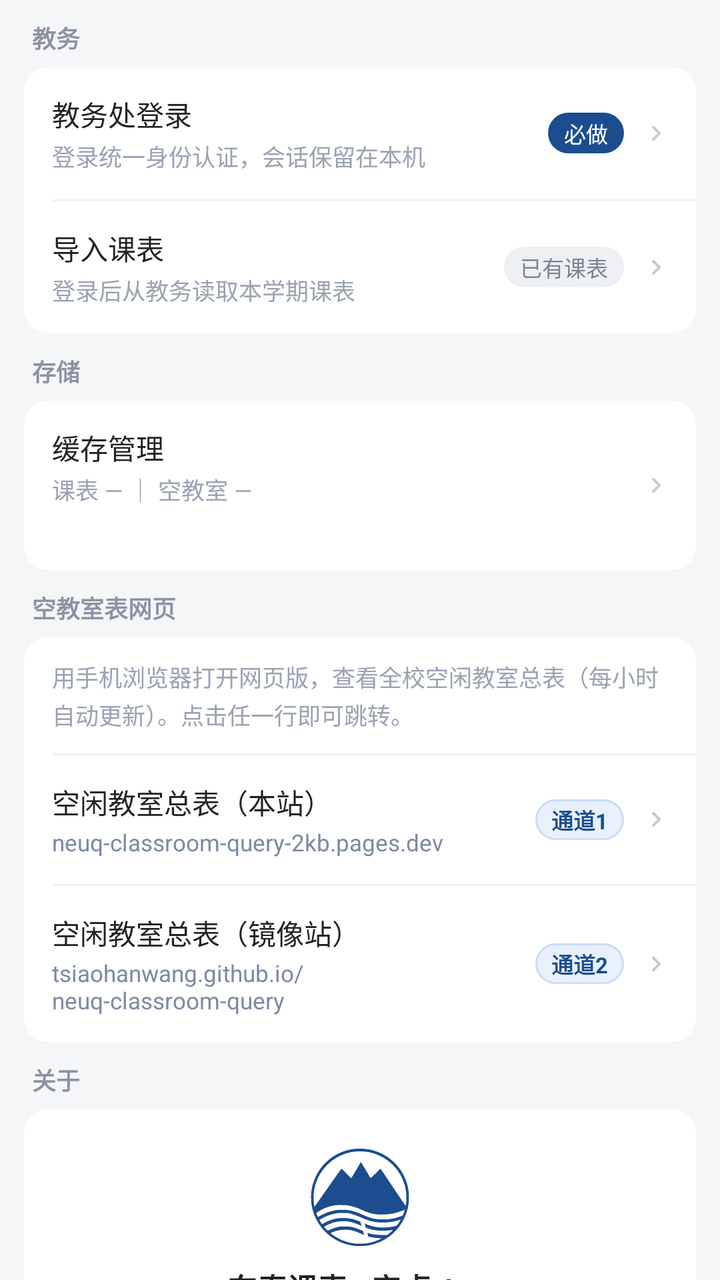
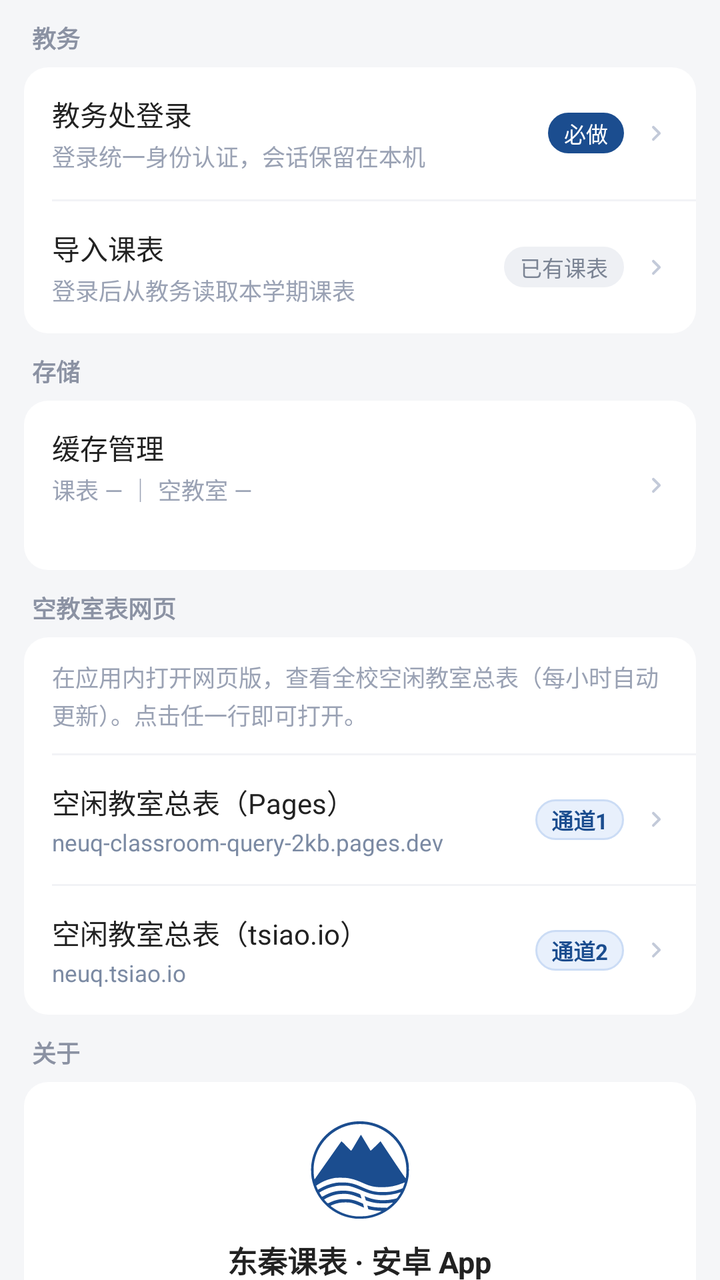

The first picture is an Android layout as it rendered before a commit; the second is the same layout after the commit. The layout source and the unified diff follow.
<!-- AndroidManifest.xml: application theme AppTheme -->
<!-- res/layout/page_more.xml -->
<?xml version="1.0" encoding="utf-8"?>
<ScrollView xmlns:android="http://schemas.android.com/apk/res/android"
    android:id="@+id/moreScroll"
    android:layout_width="match_parent"
    android:layout_height="match_parent"
    android:background="#f5f6f8"
    android:scrollbars="none">

    <LinearLayout
        android:layout_width="match_parent"
        android:layout_height="wrap_content"
        android:orientation="vertical"
        android:paddingStart="12dp"
        android:paddingEnd="12dp"
        android:paddingTop="10dp"
        android:paddingBottom="22dp">

        
        <TextView
            android:layout_width="wrap_content"
            android:layout_height="wrap_content"
            android:layout_marginStart="4dp"
            android:layout_marginBottom="6dp"
            android:text="教务"
            android:textSize="12sp"
            android:textColor="#8b92a3"
            android:textStyle="bold" />

        <LinearLayout
            android:layout_width="match_parent"
            android:layout_height="wrap_content"
            android:orientation="vertical"
            android:background="@drawable/card_bg"
            android:layout_marginBottom="10dp">

            <LinearLayout
                android:id="@+id/rowLogin"
                style="@style/MoreRow">

                <LinearLayout
                    android:layout_width="0dp"
                    android:layout_height="wrap_content"
                    android:layout_weight="1"
                    android:orientation="vertical">

                    <TextView
                        style="@style/MoreRowTitle"
                        android:text="教务处登录" />

                    <TextView
                        style="@style/MoreRowSub"
                        android:text="登录统一身份认证，会话保留在本机" />
                </LinearLayout>

                <TextView
                    android:id="@+id/badgeLogin"
                    style="@style/MoreBadge"
                    android:text="必做" />

                <TextView style="@style/MoreArrow" />
            </LinearLayout>

            <View style="@style/MoreDivider" />

            <LinearLayout
                android:id="@+id/rowImport"
                style="@style/MoreRow">

                <LinearLayout
                    android:layout_width="0dp"
                    android:layout_height="wrap_content"
                    android:layout_weight="1"
                    android:orientation="vertical">

                    <TextView
                        style="@style/MoreRowTitle"
                        android:text="导入课表" />

                    <TextView
                        android:id="@+id/subImport"
                        style="@style/MoreRowSub"
                        android:text="登录后从教务读取本学期课表" />
                </LinearLayout>

                <TextView
                    android:id="@+id/badgeImport"
                    style="@style/MoreBadgeGrey"
                    android:text="已有课表" />

                <TextView style="@style/MoreArrow" />
            </LinearLayout>
        </LinearLayout>

        
        <TextView
            android:layout_width="wrap_content"
            android:layout_height="wrap_content"
            android:layout_marginStart="4dp"
            android:layout_marginBottom="6dp"
            android:text="存储"
            android:textSize="12sp"
            android:textColor="#8b92a3"
            android:textStyle="bold" />

        <LinearLayout
            android:layout_width="match_parent"
            android:layout_height="wrap_content"
            android:orientation="vertical"
            android:background="@drawable/card_bg"
            android:layout_marginBottom="10dp">

            <LinearLayout
                android:id="@+id/rowCache"
                style="@style/MoreRow">

                <LinearLayout
                    android:layout_width="0dp"
                    android:layout_height="wrap_content"
                    android:layout_weight="1"
                    android:orientation="vertical">

                    <TextView
                        style="@style/MoreRowTitle"
                        android:text="缓存管理" />

                    <TextView
                        android:id="@+id/subCache"
                        style="@style/MoreRowSub"
                        android:text="课表 — ｜ 空教室 —" />

                    
                    <TextView
                        android:id="@+id/subCacheTotal"
                        style="@style/MoreRowSub"
                        android:layout_marginTop="3dp"
                        android:text="" />
                </LinearLayout>

                <TextView style="@style/MoreArrow" />
            </LinearLayout>
        </LinearLayout>

        
        <TextView
            android:layout_width="wrap_content"
            android:layout_height="wrap_content"
            android:layout_marginStart="4dp"
            android:layout_marginBottom="6dp"
            android:text="空教室表网页"
            android:textSize="12sp"
            android:textColor="#8b92a3"
            android:textStyle="bold" />

        <LinearLayout
            android:layout_width="match_parent"
            android:layout_height="wrap_content"
            android:orientation="vertical"
            android:background="@drawable/card_bg"
            android:layout_marginBottom="10dp">

            <TextView
                android:layout_width="match_parent"
                android:layout_height="wrap_content"
                android:paddingStart="14dp"
                android:paddingEnd="14dp"
                android:paddingTop="11dp"
                android:paddingBottom="11dp"
                android:text="用手机浏览器打开网页版，查看全校空闲教室总表（每小时自动更新）。点击任一行即可跳转。"
                android:textSize="11.5sp"
                android:lineSpacingExtra="2dp"
                android:textColor="#9aa2b4" />

            <View style="@style/MoreDivider" />

            
            <LinearLayout
                android:id="@+id/rowChannel1"
                style="@style/MoreRow">

                <LinearLayout
                    android:layout_width="0dp"
                    android:layout_height="wrap_content"
                    android:layout_weight="1"
                    android:orientation="vertical">

                    <TextView
                        style="@style/MoreRowTitle"
                        android:text="空闲教室总表（本站）" />

                    <TextView
                        style="@style/MoreRowLink"
                        android:text="neuq-classroom-query-2kb.pages.dev" />
                </LinearLayout>

                <TextView
                    style="@style/MoreChannel"
                    android:text="通道1" />

                <TextView style="@style/MoreArrow" />
            </LinearLayout>

            <View style="@style/MoreDivider" />

            
            <LinearLayout
                android:id="@+id/rowChannel2"
                style="@style/MoreRow">

                <LinearLayout
                    android:layout_width="0dp"
                    android:layout_height="wrap_content"
                    android:layout_weight="1"
                    android:orientation="vertical">

                    <TextView
                        style="@style/MoreRowTitle"
                        android:text="空闲教室总表（镜像站）" />

                    <TextView
                        style="@style/MoreRowLink"
                        android:text="tsiaohanwang.github.io/neuq-classroom-query" />
                </LinearLayout>

                <TextView
                    style="@style/MoreChannel"
                    android:text="通道2" />

                <TextView style="@style/MoreArrow" />
            </LinearLayout>
        </LinearLayout>

        
        <TextView
            android:layout_width="wrap_content"
            android:layout_height="wrap_content"
            android:layout_marginStart="4dp"
            android:layout_marginBottom="6dp"
            android:text="关于"
            android:textSize="12sp"
            android:textColor="#8b92a3"
            android:textStyle="bold" />

        <LinearLayout
            android:layout_width="match_parent"
            android:layout_height="wrap_content"
            android:orientation="vertical"
            android:background="@drawable/card_bg"
            android:layout_marginBottom="10dp">

            
            <LinearLayout
                android:layout_width="match_parent"
                android:layout_height="wrap_content"
                android:orientation="vertical"
                android:gravity="center_horizontal"
                android:paddingTop="18dp"
                android:paddingBottom="12dp">

                <ImageView
                    android:layout_width="52dp"
                    android:layout_height="52dp"
                    android:src="@drawable/ic_neuq_logo"
                    android:contentDescription="东北大学秦皇岛分校校徽" />

                <TextView
                    android:layout_width="wrap_content"
                    android:layout_height="wrap_content"
                    android:layout_marginTop="8dp"
                    android:text="东秦课表 · 安卓 App"
                    android:textSize="15sp"
                    android:textStyle="bold"
                    android:textColor="#222222" />

                <TextView
                    android:id="@+id/tvVersion"
                    android:layout_width="wrap_content"
                    android:layout_height="wrap_content"
                    android:layout_marginTop="2dp"
                    android:text="版本 —"
                    android:textSize="12sp"
                    android:textColor="#8b92a3" />

                <TextView
                    android:layout_width="match_parent"
                    android:layout_height="wrap_content"
                    android:layout_marginTop="10dp"
                    android:paddingStart="14dp"
                    android:paddingEnd="14dp"
                    android:text="东北大学秦皇岛分校课表与空闲教室速查工具。内置浏览器打开学校教务系统，登录一次后即可导入课表、查询空教室；所有数据都在你的手机本地读取和缓存，不经过任何第三方服务器。"
                    android:textSize="12sp"
                    android:lineSpacingExtra="3dp"
                    android:textColor="#6c7686" />
            </LinearLayout>

            <View style="@style/MoreDivider" />

            <LinearLayout
                android:id="@+id/rowAppRepo"
                style="@style/MoreRow">

                <LinearLayout
                    android:layout_width="0dp"
                    android:layout_height="wrap_content"
                    android:layout_weight="1"
                    android:orientation="vertical">

                    <TextView
                        style="@style/MoreRowTitle"
                        android:text="应用项目" />

                    <TextView
                        style="@style/MoreRowLink"
                        android:text="github.com/wy723161060/neuq-classroom-app" />
                </LinearLayout>

                <TextView style="@style/MoreArrow" />
            </LinearLayout>

            <View style="@style/MoreDivider" />

            <LinearLayout
                android:id="@+id/rowCopyDiag"
                style="@style/MoreRow">

                <LinearLayout
                    android:layout_width="0dp"
                    android:layout_height="wrap_content"
                    android:layout_weight="1"
                    android:orientation="vertical">

                    <TextView
                        style="@style/MoreRowTitle"
                        android:text="复制诊断信息" />

                    <TextView
                        style="@style/MoreRowSub"
                        android:text="版本、缓存状态等，反馈问题时一并提供" />
                </LinearLayout>

                <TextView style="@style/MoreArrow" />
            </LinearLayout>

            <View style="@style/MoreDivider" />

            <LinearLayout
                android:id="@+id/rowHowto"
                style="@style/MoreRow">

                <LinearLayout
                    android:layout_width="0dp"
                    android:layout_height="wrap_content"
                    android:layout_weight="1"
                    android:orientation="vertical">

                    <TextView
                        style="@style/MoreRowTitle"
                        android:text="使用说明" />

                    <TextView
                        style="@style/MoreRowSub"
                        android:text="怎么查空教室 / 导入课表 / 换学期" />
                </LinearLayout>

                <TextView style="@style/MoreArrow" />
            </LinearLayout>
        </LinearLayout>

        <TextView
            android:layout_width="match_parent"
            android:layout_height="wrap_content"
            android:layout_marginTop="6dp"
            android:gravity="center"
            android:lineSpacingExtra="2dp"
            android:text="非官方工具 · 数据取自教务系统实时查询\n请以教务系统实际结果为准"
            android:textSize="11sp"
            android:textColor="#a8afbd" />
    </LinearLayout>
</ScrollView>
<!-- resources referenced by this layout -->
<resources>
  <!-- drawable card_bg (drawable) -->
  <?xml version="1.0" encoding="utf-8"?>
  <shape xmlns:android="http://schemas.android.com/apk/res/android"
      android:shape="rectangle">
      <corners android:radius="12dp" />
      <solid android:color="#FFFFFF" />
  </shape>
  <style name="MoreArrow">
          <item name="android:layout_width">16dp</item>
          <item name="android:layout_height">16dp</item>
          <item name="android:background">@drawable/ic_more_arrow</item>
      </style>
  <style name="MoreBadge">
          <item name="android:layout_width">wrap_content</item>
          <item name="android:layout_height">wrap_content</item>
          <item name="android:layout_marginEnd">8dp</item>
          <item name="android:paddingStart">8dp</item>
          <item name="android:paddingEnd">8dp</item>
          <item name="android:paddingTop">2dp</item>
          <item name="android:paddingBottom">2dp</item>
          <item name="android:textSize">11sp</item>
          <item name="android:textColor">#FFFFFF</item>
          <item name="android:background">@drawable/badge_blue</item>
      </style>
  <style name="MoreDivider">
          <item name="android:layout_width">match_parent</item>
          <item name="android:layout_height">1dp</item>
          <item name="android:layout_marginStart">14dp</item>
          <item name="android:background">#F2F3F6</item>
      </style>
  <style name="MoreRowLink">
          <item name="android:layout_width">match_parent</item>
          <item name="android:layout_height">wrap_content</item>
          <item name="android:layout_marginTop">2dp</item>
          <item name="android:textSize">11.5sp</item>
          <item name="android:textColor">#7b8aa3</item>
      </style>
  <style name="MoreRowSub">
          <item name="android:layout_width">match_parent</item>
          <item name="android:layout_height">wrap_content</item>
          <item name="android:layout_marginTop">2dp</item>
          <item name="android:textSize">11.5sp</item>
          <item name="android:lineSpacingExtra">2dp</item>
          <item name="android:textColor">#9aa2b4</item>
      </style>
  <style name="MoreRowTitle">
          <item name="android:layout_width">wrap_content</item>
          <item name="android:layout_height">wrap_content</item>
          <item name="android:textSize">14sp</item>
          <item name="android:textColor">#222222</item>
      </style>
  <style name="AppTheme" parent="android:Theme.Material.Light.NoActionBar">
          <item name="android:statusBarColor">#ffffff</item>
          <item name="android:windowLightStatusBar">true</item>
      </style>
  <!-- drawable ic_more_arrow (drawable) -->
  <?xml version="1.0" encoding="utf-8"?>
  <vector xmlns:android="http://schemas.android.com/apk/res/android"
      android:width="16dp"
      android:height="16dp"
      android:viewportWidth="24"
      android:viewportHeight="24">
      <path
          android:fillColor="#C3CAD9"
          android:pathData="M9.29,6.71a1,1 0 0 0 0,1.41L13.17,12l-3.88,3.88a1,1 0 1 0 1.42,1.41l4.58,-4.58a1,1 0 0 0 0,-1.42l-4.58,-4.58a1,1 0 0 0 -1.42,0z" />
  </vector>
  <!-- drawable badge_blue (drawable) -->
  <?xml version="1.0" encoding="utf-8"?>
  <shape xmlns:android="http://schemas.android.com/apk/res/android"
      android:shape="rectangle">
      <corners android:radius="20dp" />
      <solid android:color="#1B4D8F" />
  </shape>
  <!-- drawable badge_grey (drawable) -->
  <?xml version="1.0" encoding="utf-8"?>
  <shape xmlns:android="http://schemas.android.com/apk/res/android"
      android:shape="rectangle">
      <corners android:radius="20dp" />
      <solid android:color="#EEF0F4" />
  </shape>
  <!-- drawable badge_channel (drawable) -->
  <?xml version="1.0" encoding="utf-8"?>
  <shape xmlns:android="http://schemas.android.com/apk/res/android"
      android:shape="rectangle">
      <solid android:color="#E8F0FC" />
      <corners android:radius="20dp" />
      <stroke
          android:width="1dp"
          android:color="#CBDCF5" />
  </shape>
  <!-- unchanged entries left out for length: 4 -->
</resources>

<!-- the commit's change to res/layout/page_more.xml (unified diff, before → after) -->
@@ -165,7 +165,7 @@
                 android:paddingEnd="14dp"
                 android:paddingTop="11dp"
                 android:paddingBottom="11dp"
-                android:text="用手机浏览器打开网页版，查看全校空闲教室总表（每小时自动更新）。点击任一行即可跳转。"
+                android:text="在应用内打开网页版，查看全校空闲教室总表（每小时自动更新）。点击任一行即可打开。"
                 android:textSize="11.5sp"
                 android:lineSpacingExtra="2dp"
                 android:textColor="#9aa2b4" />
@@ -185,7 +185,7 @@
 
                     <TextView
                         style="@style/MoreRowTitle"
-                        android:text="空闲教室总表（本站）" />
+                        android:text="空闲教室总表（Pages）" />
 
                     <TextView
                         style="@style/MoreRowLink"
@@ -214,11 +214,11 @@
 
                     <TextView
                         style="@style/MoreRowTitle"
-                        android:text="空闲教室总表（镜像站）" />
+                        android:text="空闲教室总表（tsiao.io）" />
 
                     <TextView
                         style="@style/MoreRowLink"
-                        android:text="tsiaohanwang.github.io/neuq-classroom-query" />
+                        android:text="neuq.tsiao.io" />
                 </LinearLayout>
 
                 <TextView
